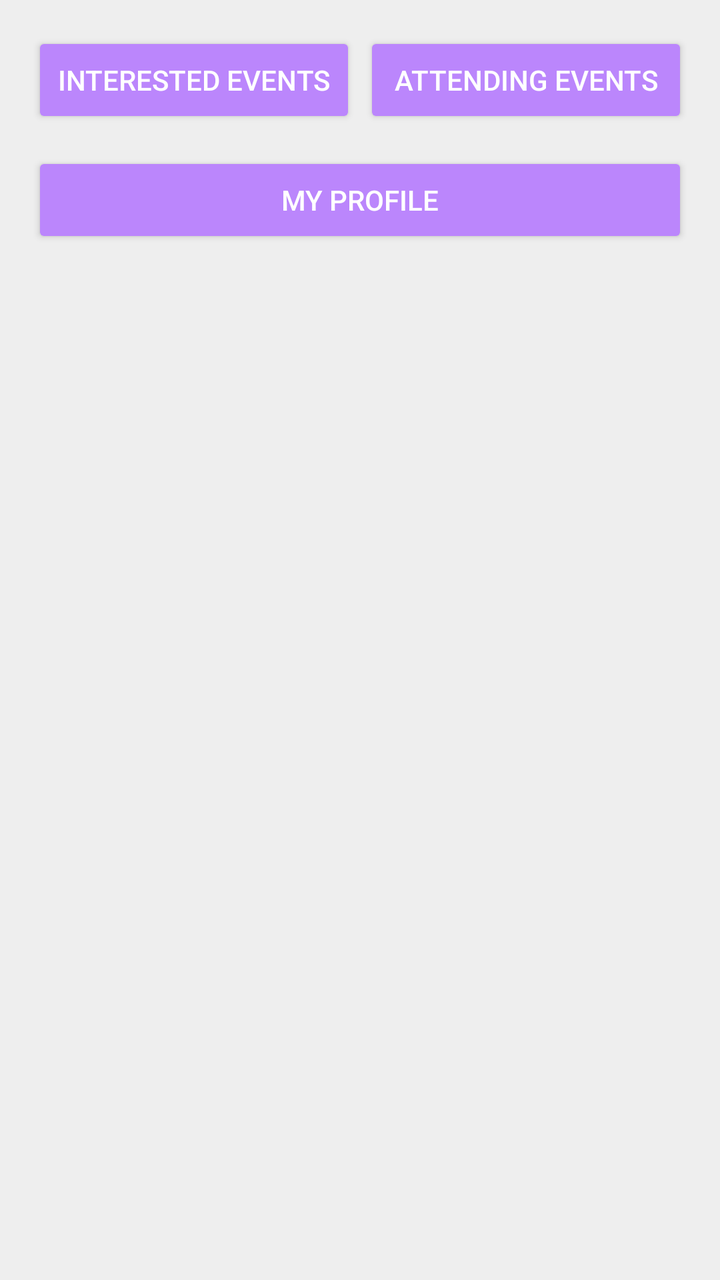
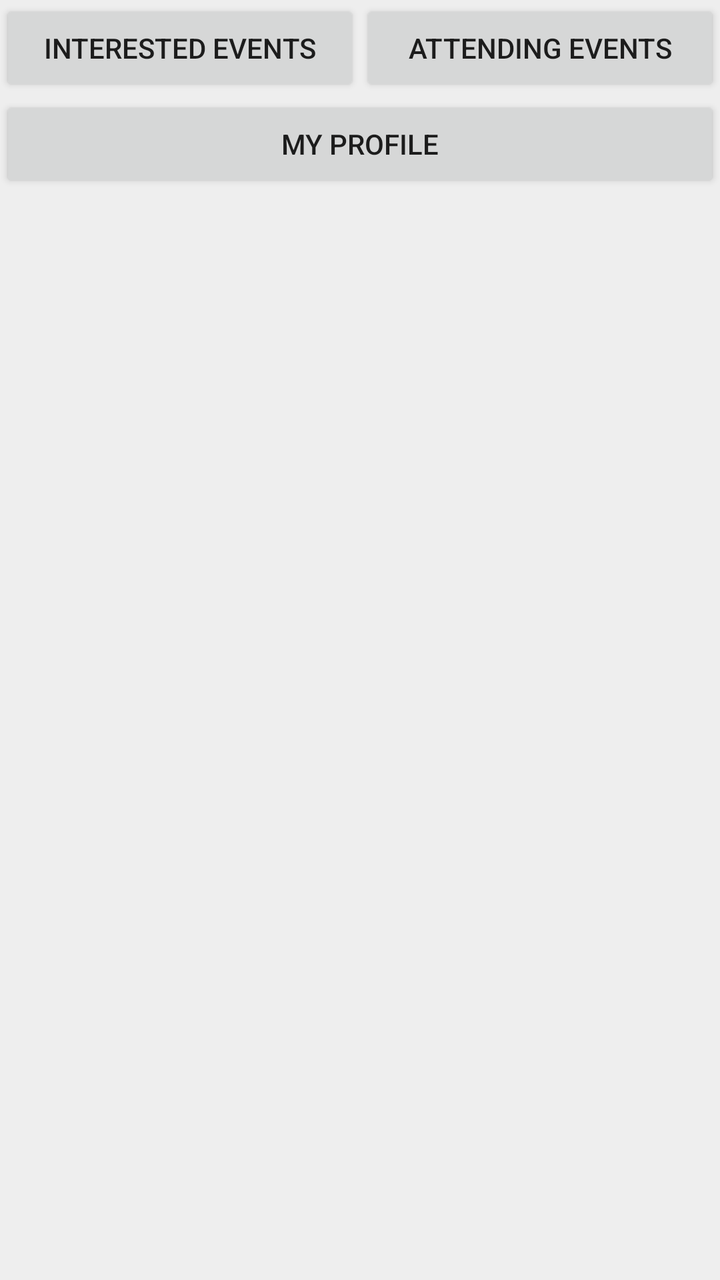

Two renders of the same Android screen: before a commit and after it. Below are the layout's source before the change and the commit's diff.
<!-- AndroidManifest.xml: application theme Theme.EventsApp -->
<!-- res/layout/fragment_my_events.xml -->
<?xml version="1.0" encoding="utf-8"?>
<LinearLayout xmlns:android="http://schemas.android.com/apk/res/android"
    android:layout_width="match_parent"
    android:layout_height="match_parent"
    android:orientation="vertical"
    android:padding="16dp"
    android:background="@color/light_gray">

    
    <LinearLayout
        android:layout_width="match_parent"
        android:layout_height="wrap_content"
        android:orientation="horizontal">

        <Button
            android:id="@+id/btnInterestedEvents"
            android:layout_width="0dp"
            android:layout_height="wrap_content"
            android:layout_weight="1"
            android:backgroundTint="@color/purple_200"
            android:text="@string/interested_events_upper"
            android:textColor="@color/white" />

        <Space
            android:layout_width="4dp"
            android:layout_height="match_parent" />

        <Button
            android:id="@+id/btnAttendingEvents"
            android:layout_width="0dp"
            android:layout_height="wrap_content"
            android:layout_weight="1"
            android:backgroundTint="@color/purple_200"
            android:text="@string/attending_events_upper"
            android:textColor="@color/white" />
    </LinearLayout>

    <Space
        android:layout_width="match_parent"
        android:layout_height="12dp" />

    
    <Button
        android:id="@+id/btnMyProfile"
        android:layout_width="match_parent"
        android:layout_height="wrap_content"
        android:backgroundTint="@color/purple_200"
        android:text="@string/my_profile_upper"
        android:textColor="@color/white" />

</LinearLayout>
<!-- resources referenced by this layout -->
<resources>
  <color name="light_gray">#EEEEEE</color>
  <color name="purple_200">#FFBB86FC</color>
  <color name="white">#FFFFFF</color>
  <string name="attending_events_upper">ATTENDING EVENTS</string>
  <string name="interested_events_upper">INTERESTED EVENTS</string>
  <string name="my_profile_upper">MY PROFILE</string>
  <style name="Theme.EventsApp" parent="Theme.AppCompat.Light.DarkActionBar">
          
          <item name="colorPrimary">@color/purple_500</item>
          <item name="colorPrimaryDark">@color/purple_700</item>
          <item name="colorAccent">@color/teal_200</item>
          
      </style>
  <color name="purple_500">#FF6200EE</color>
  <color name="purple_700">#FF3700B3</color>
  <color name="teal_200">#FF03DAC5</color>
</resources>

<!-- the commit's change to res/layout/fragment_my_events.xml (unified diff, before → after) -->
@@ -3,7 +3,6 @@
     android:layout_width="match_parent"
     android:layout_height="match_parent"
     android:orientation="vertical"
-    android:padding="16dp"
     android:background="@color/light_gray">
 
     
@@ -17,35 +16,23 @@
             android:layout_width="0dp"
             android:layout_height="wrap_content"
             android:layout_weight="1"
-            android:backgroundTint="@color/purple_200"
-            android:text="@string/interested_events_upper"
-            android:textColor="@color/white" />
+            android:text="@string/interested_events_upper"/>
 
-        <Space
-            android:layout_width="4dp"
-            android:layout_height="match_parent" />
 
         <Button
             android:id="@+id/btnAttendingEvents"
             android:layout_width="0dp"
             android:layout_height="wrap_content"
             android:layout_weight="1"
-            android:backgroundTint="@color/purple_200"
-            android:text="@string/attending_events_upper"
-            android:textColor="@color/white" />
+            android:text="@string/attending_events_upper"/>
     </LinearLayout>
 
-    <Space
-        android:layout_width="match_parent"
-        android:layout_height="12dp" />
 
     
     <Button
         android:id="@+id/btnMyProfile"
         android:layout_width="match_parent"
         android:layout_height="wrap_content"
-        android:backgroundTint="@color/purple_200"
-        android:text="@string/my_profile_upper"
-        android:textColor="@color/white" />
+        android:text="@string/my_profile_upper" />
 
 </LinearLayout>
<!-- resource entries referenced after the edit -->
@@ -1,8 +1,6 @@
 <!-- resources referenced by this layout -->
 <resources>
   <color name="light_gray">#EEEEEE</color>
-  <color name="purple_200">#FFBB86FC</color>
-  <color name="white">#FFFFFF</color>
   <string name="attending_events_upper">ATTENDING EVENTS</string>
   <string name="interested_events_upper">INTERESTED EVENTS</string>
   <string name="my_profile_upper">MY PROFILE</string>
